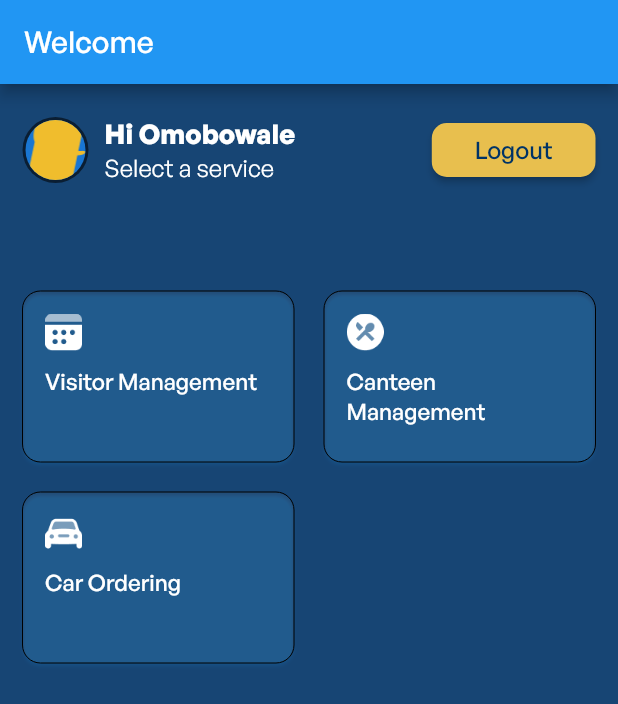
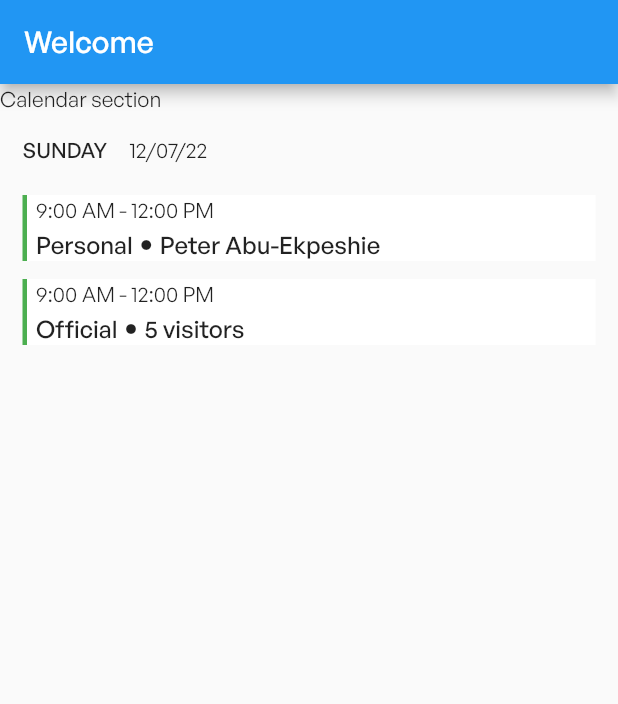
Before and after one commit to omobowale/vms, a Flutter app: the screen it shows after launch, on a phone screen of 412 x 824 dp. Shown: the top 704 px of the screen. Run offline on Flutter 3.47's test engine with Material 2 defaults, Android fonts, the phone set to English and light mode, and no system bars.

Commit message:
Added the view page

```diff
--- /dev/null
+++ b/vms/lib/custom_widgets/appointment_day_date.dart
@@ -0,0 +1,29 @@
+import 'package:flutter/material.dart';
+
+class AppointmentDayDate extends StatelessWidget {
+  final String dayName;
+  final String date;
+  const AppointmentDayDate(
+      {Key? key, required this.dayName, required this.date})
+      : super(key: key);
+
+  @override
+  Widget build(BuildContext context) {
+    return Container(
+      child: Row(children: [
+        Container(
+          margin: EdgeInsets.all(15),
+          child: Text(
+            this.dayName.toUpperCase(),
+            style: TextStyle(
+              fontWeight: FontWeight.w500,
+            ),
+          ),
+        ),
+        Container(
+          child: Text(this.date),
+        ),
+      ]),
+    );
+  }
+}
--- /dev/null
+++ b/vms/lib/custom_widgets/appointment_list_item.dart
@@ -0,0 +1,71 @@
+import 'package:flutter/material.dart';
+
+class AppointmentListItem extends StatefulWidget {
+  final String dateTime;
+  final String appointmentType;
+  final String visitorName;
+
+  const AppointmentListItem({
+    Key? key,
+    required this.dateTime,
+    required this.appointmentType,
+    required this.visitorName,
+  }) : super(key: key);
+
+  @override
+  State<AppointmentListItem> createState() => _AppointmentListItemState();
+}
+
+class _AppointmentListItemState extends State<AppointmentListItem> {
+  @override
+  Widget build(BuildContext context) {
+    return Container(
+      decoration: BoxDecoration(
+        border: Border(
+          left: BorderSide(width: 3.0, color: Colors.green),
+        ),
+        color: Colors.white,
+      ),
+      margin: EdgeInsets.symmetric(horizontal: 15, vertical: 6),
+      child: Column(
+        crossAxisAlignment: CrossAxisAlignment.start,
+        children: [
+          Container(
+            margin: EdgeInsets.only(bottom: 3, left: 6),
+            child: Text(widget.dateTime),
+          ),
+          Row(
+            children: [
+              Container(
+                margin: EdgeInsets.only(left: 6),
+                child: Text(
+                  widget.appointmentType,
+                  style: TextStyle(
+                    fontWeight: FontWeight.w500,
+                    fontSize: 16,
+                  ),
+                ),
+              ),
+              Container(
+                margin: EdgeInsets.symmetric(horizontal: 5),
+                child: Icon(
+                  Icons.circle,
+                  size: 8,
+                ),
+              ),
+              Container(
+                child: Text(
+                  widget.visitorName,
+                  style: TextStyle(
+                    fontWeight: FontWeight.w500,
+                    fontSize: 16,
+                  ),
+                ),
+              ),
+            ],
+          ),
+        ],
+      ),
+    );
+  }
+}
--- /dev/null
+++ b/vms/lib/custom_widgets/calendar_strip.dart
@@ -0,0 +1,17 @@
+import 'package:flutter/material.dart';
+
+class CalendarStrip extends StatefulWidget {
+  const CalendarStrip({Key? key}) : super(key: key);
+
+  @override
+  State<CalendarStrip> createState() => _CalendarStripState();
+}
+
+class _CalendarStripState extends State<CalendarStrip> {
+  @override
+  Widget build(BuildContext context) {
+    return Container(
+      child: Text("Calendar section"),
+    );
+  }
+}
--- a/vms/lib/main.dart
+++ b/vms/lib/main.dart
@@ -1,6 +1,7 @@
 import 'package:flutter/material.dart';
 import 'package:vms/home.dart';
 import 'package:vms/login.dart';
+import 'package:vms/view.dart';
 
 void main() {
   runApp(const MyApp());
@@ -31,7 +32,7 @@ class MyApp extends StatelessWidget {
         appBar: AppBar(
           title: Text("Welcome"),
         ),
-        body: Home(),
+        body: View(),
       ),
     );
   }
--- /dev/null
+++ b/vms/lib/partials/view/appointment_list.dart
@@ -0,0 +1,32 @@
+import 'package:flutter/material.dart';
+import 'package:vms/custom_widgets/appointment_day_date.dart';
+import 'package:vms/custom_widgets/appointment_list_item.dart';
+
+class AppointmentList extends StatefulWidget {
+  const AppointmentList({Key? key}) : super(key: key);
+
+  @override
+  State<AppointmentList> createState() => _AppointmentListState();
+}
+
+class _AppointmentListState extends State<AppointmentList> {
+  @override
+  Widget build(BuildContext context) {
+    return Container(
+      child: Column(children: [
+        AppointmentDayDate(
+          date: "12/07/22",
+          dayName: "Sunday",
+        ),
+        AppointmentListItem(
+            dateTime: "9:00 AM - 12:00 PM",
+            appointmentType: "Personal",
+            visitorName: "Peter Abu-Ekpeshie"),
+        AppointmentListItem(
+            dateTime: "9:00 AM - 12:00 PM",
+            appointmentType: "Official",
+            visitorName: "5 visitors"),
+      ]),
+    );
+  }
+}
--- /dev/null
+++ b/vms/lib/view.dart
@@ -0,0 +1,25 @@
+import 'package:flutter/material.dart';
+import 'package:vms/custom_widgets/calendar_strip.dart';
+import 'package:vms/partials/view/appointment_list.dart';
+
+class View extends StatefulWidget {
+  const View({Key? key}) : super(key: key);
+
+  @override
+  State<View> createState() => _ViewState();
+}
+
+class _ViewState extends State<View> {
+  @override
+  Widget build(BuildContext context) {
+    return Container(
+      child: Column(
+        crossAxisAlignment: CrossAxisAlignment.start,
+        children: [
+          CalendarStrip(),
+          AppointmentList(),
+        ],
+      ),
+    );
+  }
+}
```
